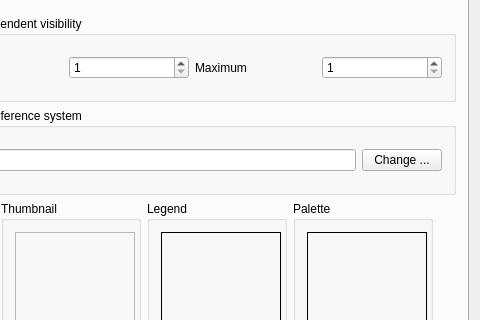
sourcepole/qgis, file qgis/src/ui/qgsrasterlayerpropertiesbase.ui: the form before one commit; both pictures show x 96 to 576 and y 181 to 501 of the 576 by 627 pixel window.
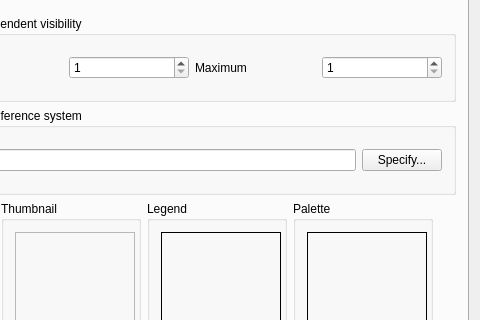
The form after the commit. The open tabs and pages were chosen to show the change. Icons and pictures are not drawn.

Patch:
```diff
--- a/qgis/src/ui/qgsrasterlayerpropertiesbase.ui
+++ b/qgis/src/ui/qgsrasterlayerpropertiesbase.ui
@@ -1473,7 +1473,7 @@
           <item row="0" column="1" >
            <widget class="QPushButton" name="pbnChangeSpatialRefSys" >
             <property name="text" >
-             <string>Change ...</string>
+             <string>Specify...</string>
             </property>
            </widget>
           </item>
```
Left out of the diff: 6 changed lines with no effect on the pictures.
